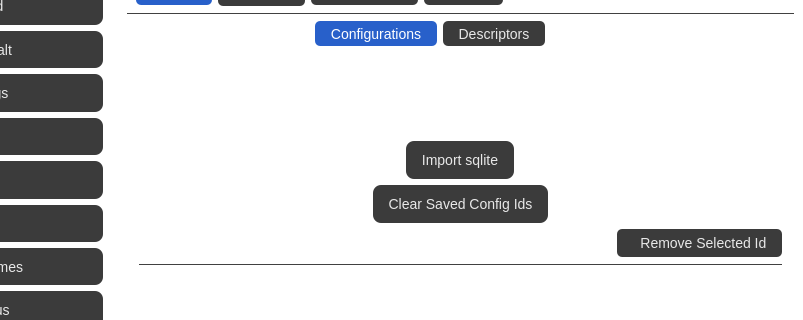
leminlimez/Nugget, file src/qt/mainwindow.ui: the form before one commit; both pictures show x 197 to 1000 and y 127 to 447 of the 1000 by 600 pixel window.
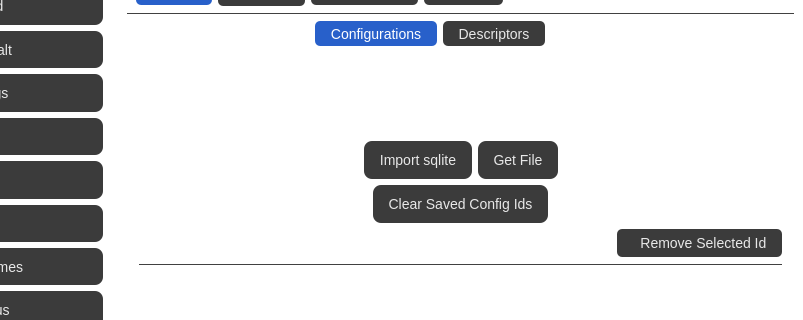
The form after the commit. The open tabs and pages were chosen to show the change. Icons and pictures are not drawn.

What changed in the file:
```diff
--- a/src/qt/mainwindow.ui
+++ b/src/qt/mainwindow.ui
@@ -9018,6 +9018,19 @@
                      </item>
                      <item>
                       <layout class="QHBoxLayout" name="horizontalLayout_28">
+                       <item>
+                        <spacer name="horizontalSpacer_27">
+                         <property name="orientation">
+                          <enum>Qt::Horizontal</enum>
+                         </property>
+                         <property name="sizeHint" stdset="0">
+                          <size>
+                           <width>40</width>
+                           <height>20</height>
+                          </size>
+                         </property>
+                        </spacer>
+                       </item>
                        <item>
                         <widget class="QToolButton" name="pbDBBtn">
                          <property name="enabled">
@@ -9028,6 +9041,26 @@
                          </property>
                         </widget>
                        </item>
+                       <item>
+                        <widget class="QToolButton" name="pbGetDBBtn">
+                         <property name="text">
+                          <string>Get File</string>
+                         </property>
+                        </widget>
+                       </item>
+                       <item>
+                        <spacer name="horizontalSpacer_28">
+                         <property name="orientation">
+                          <enum>Qt::Horizontal</enum>
+                         </property>
+                         <property name="sizeHint" stdset="0">
+                          <size>
+                           <width>40</width>
+                           <height>20</height>
+                          </size>
+                         </property>
+                        </spacer>
+                       </item>
                       </layout>
                      </item>
                      <item>
```
